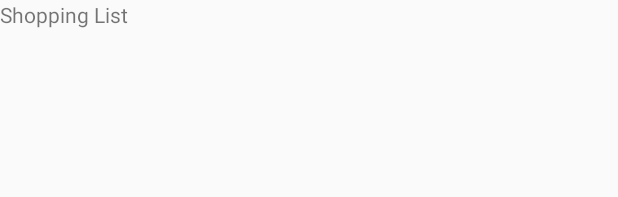
After one commit to shawndur/MealDesigner, an Android app: the layout fragment_list.xml on its own in the app's theme, with its tools: preview values and no code run, on a phone screen of 412 x 824 dp. The commit adds this screen. Shown: the top 197 px of the screen. Run offline under Robolectric (Android 15) with nearby library versions, the light colour scheme and no system bars.

Commit message:
Created Fragments for each button and set some basic text in their xml files. Set buttons to properly switch fragments

```diff
--- a/app/src/main/java/letseat/mealdesigner/MainActivity.java
+++ b/app/src/main/java/letseat/mealdesigner/MainActivity.java
@@ -94,8 +94,10 @@ public class MainActivity extends AppCompatActivity
                 fragment = new RecipeFragment();
                 break;
             case R.id.nav_list :
+                fragment = new ListFragment();
                 break;
             case R.id.nav_cook:
+                fragment = new CookFragment();
                 break;
         }
 
--- /dev/null
+++ b/app/src/main/res/layout/fragment_list.xml
@@ -0,0 +1,13 @@
+<FrameLayout xmlns:android="http://schemas.android.com/apk/res/android"
+    xmlns:tools="http://schemas.android.com/tools"
+    android:layout_width="match_parent"
+    android:layout_height="match_parent"
+    tools:context="letseat.mealdesigner.ListFragment">
+
+    <!-- TODO: Update blank fragment layout -->
+    <TextView
+        android:layout_width="match_parent"
+        android:layout_height="match_parent"
+        android:text="Shopping List" />
+
+</FrameLayout>
```
Also changed, not shown: app/src/main/java/letseat/mealdesigner/CookFragment.java (added, +78 -0 lines), app/src/main/java/letseat/mealdesigner/ListFragment.java (added, +77 -0 lines), app/src/main/res/layout/fragment_cook.xml (added, +13 -0 lines).
